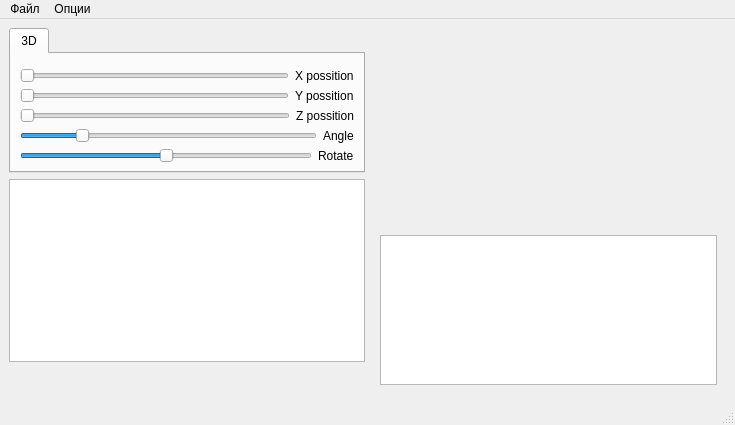
Qt form window.ui (Confucij/corodtest) before a commit.
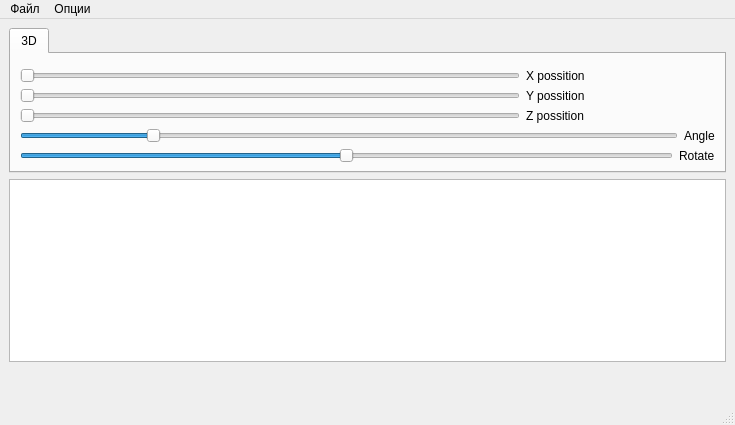
The same form after that commit. Icons and pictures are not drawn. Custom widgets are drawn as their Qt base class.

Patch:
```diff
--- a/window.ui
+++ b/window.ui
@@ -36,8 +36,8 @@
         </property>
         <property name="maximumSize">
          <size>
-          <width>500</width>
-          <height>500</height>
+          <width>800</width>
+          <height>600</height>
          </size>
         </property>
         <property name="currentIndex">
@@ -208,7 +208,7 @@
        <widget class="QListWidget" name="itemsList">
         <property name="maximumSize">
          <size>
-          <width>500</width>
+          <width>800</width>
           <height>16777215</height>
          </size>
         </property>
@@ -238,61 +238,6 @@
       </item>
      </layout>
     </item>
-    <item>
-     <layout class="QHBoxLayout" name="horizontalLayout_6">
-      <item>
-       <widget class="QStackedWidget" name="control_stack">
-        <property name="maximumSize">
-         <size>
-          <width>1000</width>
-          <height>500</height>
-         </size>
-        </property>
-        <property name="currentIndex">
-         <number>0</number>
-        </property>
-        <widget class="QWidget" name="page">
-         <layout class="QVBoxLayout" name="verticalLayout_4">
-          <item>
-           <widget class="QWidget" name="widget" native="true">
-            <property name="maximumSize">
-             <size>
-              <width>500</width>
-              <height>500</height>
-             </size>
-            </property>
-           </widget>
-          </item>
-          <item>
-           <spacer name="verticalSpacer_2">
-            <property name="orientation">
-             <enum>Qt::Vertical</enum>
-            </property>
-            <property name="sizeHint" stdset="0">
-             <size>
-              <width>20</width>
-              <height>40</height>
-             </size>
-            </property>
-           </spacer>
-          </item>
-          <item>
-           <widget class="QListWidget" name="listLog">
-            <property name="maximumSize">
-             <size>
-              <width>5000</width>
-              <height>150</height>
-             </size>
-            </property>
-           </widget>
-          </item>
-         </layout>
-        </widget>
-        <widget class="QWidget" name="page_2"/>
-       </widget>
-      </item>
-     </layout>
-    </item>
    </layout>
   </widget>
   <widget class="QMenuBar" name="menubar">
```
Left out of the diff: 11 changed lines with no effect on the pictures.
